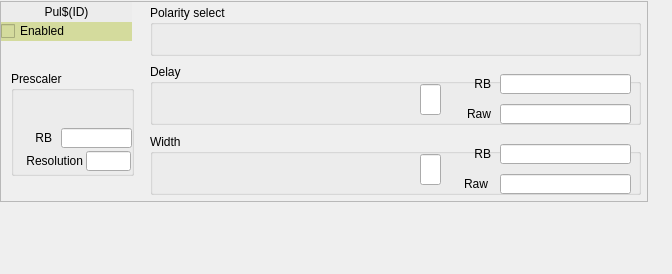
The window that evrMrmApp/opi/EVR/G_EVR_pulser_vert.ui (paulscherrerinstitute/mrfioc2) describes before a commit, drawn with Qt 5.
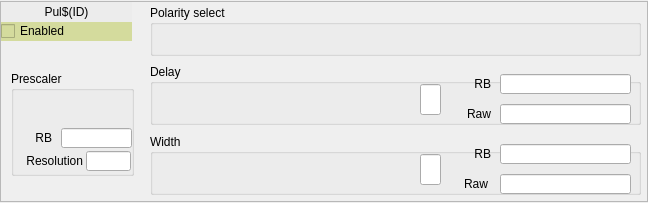
The same window after the commit. Custom widgets are drawn as their Qt base class.

The edit to the form file:
```diff
--- a/evrMrmApp/opi/EVR/G_EVR_pulser_vert.ui
+++ b/evrMrmApp/opi/EVR/G_EVR_pulser_vert.ui
@@ -6,8 +6,8 @@
    <rect>
     <x>0</x>
     <y>0</y>
-    <width>672</width>
-    <height>274</height>
+    <width>648</width>
+    <height>203</height>
    </rect>
   </property>
   <property name="windowTitle">
```
